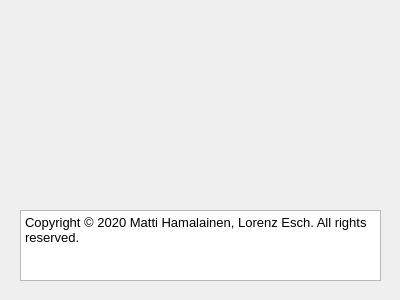
This is applications/mne_scan/plugins/ftbuffer/FormFiles/ftbufferabout.ui in mne-tools/mne-cpp as Qt 5 draws it before an edit. The edited form follows.
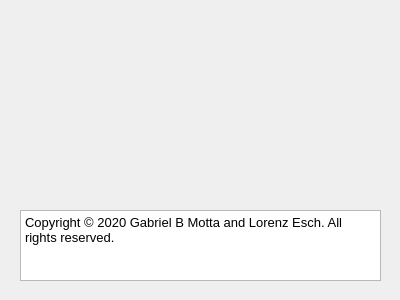
This is the edited form.

Commit message: [ENH] About ui names changed

Patch:
```diff
--- a/applications/mne_scan/plugins/ftbuffer/FormFiles/ftbufferabout.ui
+++ b/applications/mne_scan/plugins/ftbuffer/FormFiles/ftbufferabout.ui
@@ -48,7 +48,7 @@
 &lt;table border=&quot;0&quot; style=&quot;-qt-table-type: root; margin-top:4px; margin-bottom:4px; margin-left:4px; margin-right:4px;&quot;&gt;
 &lt;tr&gt;
 &lt;td style=&quot;border: none;&quot;&gt;
-&lt;p style=&quot; margin-top:0px; margin-bottom:0px; margin-left:0px; margin-right:0px; -qt-block-indent:0; text-indent:0px;&quot;&gt;&lt;span style=&quot; font-family:'Sans';&quot;&gt;Copyright © 2020 Matti Hamalainen, Lorenz Esch. All rights reserved.&lt;/span&gt;&lt;/p&gt;&lt;/td&gt;&lt;/tr&gt;&lt;/table&gt;&lt;/body&gt;&lt;/html&gt;</string>
+&lt;p style=&quot; margin-top:0px; margin-bottom:0px; margin-left:0px; margin-right:0px; -qt-block-indent:0; text-indent:0px;&quot;&gt;&lt;span style=&quot; font-family:'Sans';&quot;&gt;Copyright © 2020 Gabriel B Motta and Lorenz Esch. All rights reserved.&lt;/span&gt;&lt;/p&gt;&lt;/td&gt;&lt;/tr&gt;&lt;/table&gt;&lt;/body&gt;&lt;/html&gt;</string>
    </property>
   </widget>
  </widget>
```
